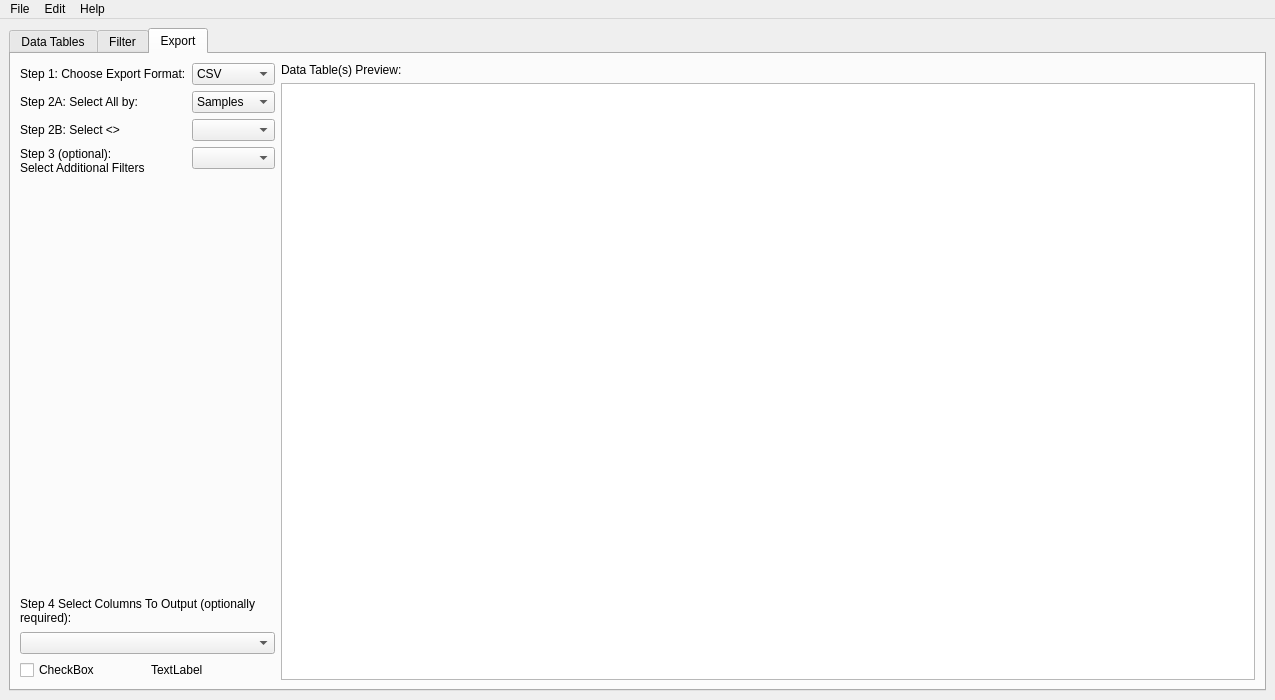
First picture: the form in ui/GeochronMain.ui, repository kathrynmetcalf/GeoCORK, before the edit.
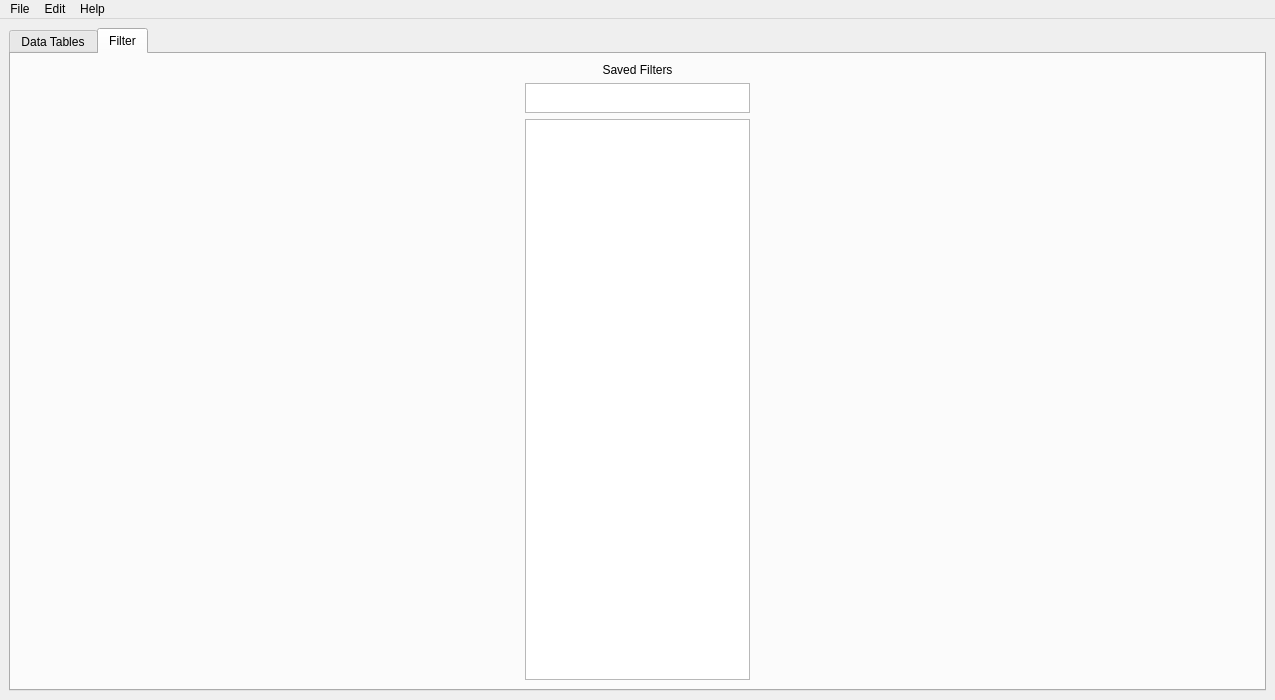
Second picture: the form after the edit.

The edit to the form file:
```diff
--- a/ui/GeochronMain.ui
+++ b/ui/GeochronMain.ui
@@ -39,7 +39,7 @@
        <enum>QTabWidget::North</enum>
       </property>
       <property name="currentIndex">
-       <number>2</number>
+       <number>1</number>
       </property>
       <property name="elideMode">
        <enum>Qt::ElideRight</enum>
@@ -371,172 +371,6 @@
         </item>
        </layout>
       </widget>
-      <widget class="QWidget" name="export_tab">
-       <attribute name="title">
-        <string>Export</string>
-       </attribute>
-       <layout class="QHBoxLayout" name="horizontalLayout_3">
-        <item>
-         <layout class="QVBoxLayout" name="verticalLayout_7">
-          <item>
-           <layout class="QFormLayout" name="formLayout">
-            <item row="0" column="0">
-             <widget class="QLabel" name="label_2">
-              <property name="text">
-               <string>Step 1: Choose Export Format:</string>
-              </property>
-             </widget>
-            </item>
-            <item row="0" column="1">
-             <widget class="QComboBox" name="comboBox">
-              <item>
-               <property name="text">
-                <string>CSV</string>
-               </property>
-              </item>
-              <item>
-               <property name="text">
-                <string>Excel</string>
-               </property>
-              </item>
-              <item>
-               <property name="text">
-                <string>DetritalPy</string>
-               </property>
-              </item>
-              <item>
-               <property name="text">
-                <string>IsoplotR</string>
-               </property>
-              </item>
-              <item>
-               <property name="text">
-                <string>DZStats</string>
-               </property>
-              </item>
-              <item>
-               <property name="text">
-                <string>Database</string>
-               </property>
-              </item>
-              <item>
-               <property name="text">
-                <string>Custom</string>
-               </property>
-              </item>
-             </widget>
-            </item>
-            <item row="1" column="0">
-             <widget class="QLabel" name="label_3">
-              <property name="text">
-               <string>Step 2A: Select All by:</string>
-              </property>
-             </widget>
-            </item>
-            <item row="1" column="1">
-             <widget class="QComboBox" name="comboBox_2">
-              <item>
-               <property name="text">
-                <string>Samples</string>
-               </property>
-              </item>
-              <item>
-               <property name="text">
-                <string>Aliquots</string>
-               </property>
-              </item>
-              <item>
-               <property name="text">
-                <string>Spots</string>
-               </property>
-              </item>
-              <item>
-               <property name="text">
-                <string>Units</string>
-               </property>
-              </item>
-             </widget>
-            </item>
-            <item row="2" column="0">
-             <widget class="QLabel" name="label_4">
-              <property name="text">
-               <string>Step 2B: Select &lt;&gt;</string>
-              </property>
-             </widget>
-            </item>
-            <item row="2" column="1">
-             <widget class="QComboBox" name="comboBox_3"/>
-            </item>
-            <item row="3" column="0">
-             <widget class="QLabel" name="label_5">
-              <property name="text">
-               <string>Step 3 (optional): Select Additional Filters</string>
-              </property>
-              <property name="wordWrap">
-               <bool>true</bool>
-              </property>
-             </widget>
-            </item>
-            <item row="3" column="1">
-             <widget class="QComboBox" name="comboBox_4"/>
-            </item>
-           </layout>
-          </item>
-          <item>
-           <widget class="QLabel" name="label_7">
-            <property name="maximumSize">
-             <size>
-              <width>16777215</width>
-              <height>30</height>
-             </size>
-            </property>
-            <property name="text">
-             <string>Step 4 Select Columns To Output (optionally required):  </string>
-            </property>
-            <property name="wordWrap">
-             <bool>true</bool>
-            </property>
-           </widget>
-          </item>
-          <item>
-           <widget class="QComboBox" name="comboBox_5"/>
-          </item>
-          <item>
-           <layout class="QGridLayout" name="gridLayout_5">
-            <item row="0" column="0">
-             <widget class="QCheckBox" name="checkBox">
-              <property name="text">
-               <string>CheckBox</string>
-              </property>
-             </widget>
-            </item>
-            <item row="0" column="1">
-             <widget class="QLabel" name="label_6">
-              <property name="text">
-               <string>TextLabel</string>
-              </property>
-             </widget>
-            </item>
-           </layout>
-          </item>
-         </layout>
-        </item>
-        <item>
-         <layout class="QVBoxLayout" name="verticalLayout_9">
-          <item>
-           <widget class="QLabel" name="label_8">
-            <property name="text">
-             <string>Data Table(s) Preview:</string>
-            </property>
-           </widget>
-          </item>
-          <item>
-           <widget class="QTableView" name="tableView"/>
-          </item>
-         </layout>
-        </item>
-       </layout>
-      </widget>
      </widget>
     </item>
    </layout>
```
